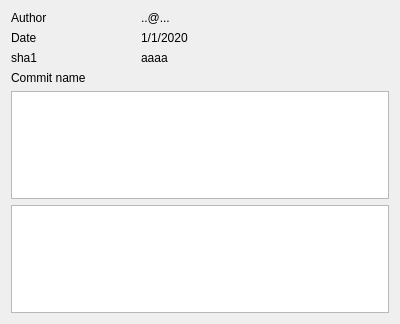
Above: src/plugins/git/GitCommit.ui from diegoiast/qtedit4 before the change. Below: the same form after it.
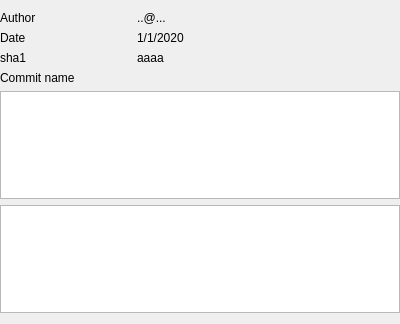
That is the form after the change. Custom widgets are drawn as their Qt base class.

```diff
--- a/src/plugins/git/GitCommit.ui
+++ b/src/plugins/git/GitCommit.ui
@@ -14,6 +14,12 @@
    <string>Form</string>
   </property>
   <layout class="QVBoxLayout" name="verticalLayout_3">
+   <property name="leftMargin">
+    <number>0</number>
+   </property>
+   <property name="rightMargin">
+    <number>0</number>
+   </property>
    <item>
     <layout class="QHBoxLayout" name="horizontalLayout" stretch="1,2">
      <item>
```
